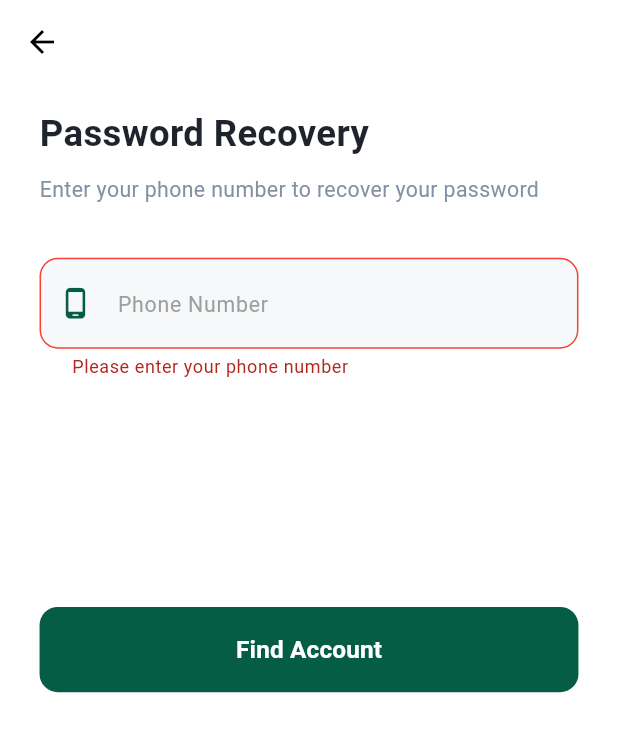
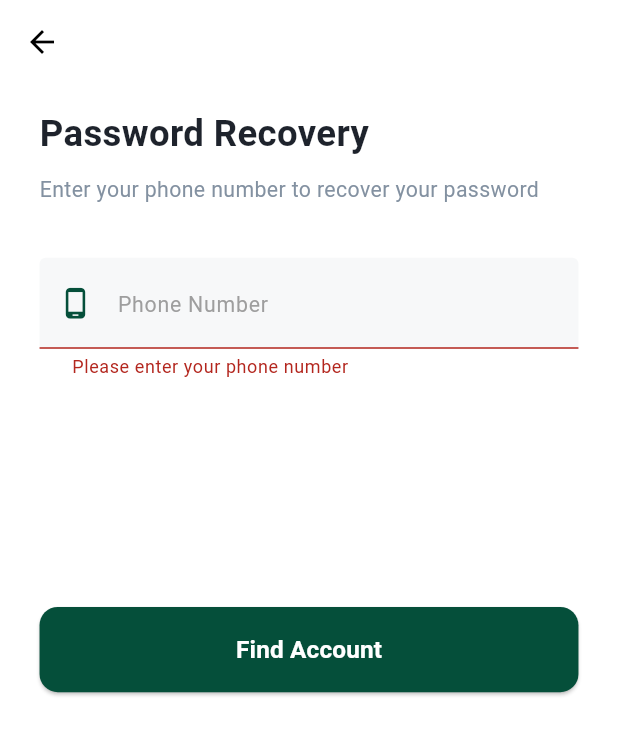
Before and after one commit to karonboshra-cloud/TransitWay, a Flutter app: the PasswordRecoveryScreen screen opened by its route, after a tap on "Find Account", on a phone screen of 412 x 824 dp. Shown: the top 735 px of the screen. Run offline on Flutter 3.47's test engine with Material 3 defaults, Android fonts, the phone set to English and light mode, and no system bars; our stand-ins replace flutter_bloc, flutter_screenutil, google_fonts, google_sign_in.

Commit message:
update forget password logic

```diff
--- a/lib/feature/forget_password/presentation/screens/recovery_screen.dart
+++ b/lib/feature/forget_password/presentation/screens/recovery_screen.dart
@@ -15,18 +15,14 @@ class _PasswordRecoveryScreenState extends State<PasswordRecoveryScreen> {
   final _formKey = GlobalKey<FormState>();
   bool _isLoading = false;
 
-  void _showErrorMessage(String message) {
+  void _showSnackBar(String message, bool isError) {
     ScaffoldMessenger.of(context).showSnackBar(
       SnackBar(
-        content: Text(
-          message,
-          style: TextStyle(fontSize: 14.sp, color: Colors.white, fontWeight: FontWeight.w500),
-          textAlign: TextAlign.center,
-        ),
-        backgroundColor: Colors.redAccent,
+        content: Text(message, textAlign: TextAlign.center),
+        backgroundColor: isError ? Colors.redAccent : const Color(0XFF054F3A),
         behavior: SnackBarBehavior.floating,
+        margin: EdgeInsets.all(20.w),
         shape: RoundedRectangleBorder(borderRadius: BorderRadius.circular(12.r)),
-        duration: const Duration(seconds: 3),
       ),
     );
   }
@@ -44,10 +40,7 @@ class _PasswordRecoveryScreenState extends State<PasswordRecoveryScreen> {
       appBar: AppBar(
           backgroundColor: Colors.transparent,
           elevation: 0,
-        leading: IconButton(
-          icon: const Icon(Icons.arrow_back, color: Colors.black),
-          onPressed: () => Navigator.pop(context),
-        ),
+          leading: const BackButton(color: Colors.black)
       ),
       body: SingleChildScrollView(
         padding: EdgeInsets.symmetric(horizontal: 24.w),
@@ -59,12 +52,12 @@ class _PasswordRecoveryScreenState extends State<PasswordRecoveryScreen> {
               SizedBox(height: 15.h),
               Text(
                   "Password Recovery",
-                style: TextStyle(fontSize: 24.sp, fontWeight: FontWeight.bold, color: const Color(0xFF1E232C)),
+                  style: TextStyle(fontSize: 24.sp, fontWeight: FontWeight.bold, color: const Color(0xFF1E232C))
               ),
               SizedBox(height: 10.h),
               Text(
                   "Enter your phone number to recover your password",
-                style: TextStyle(fontSize: 14.sp, color: const Color(0xFF8391A1)),
+                  style: TextStyle(fontSize: 14.sp, color: const Color(0xFF8391A1))
               ),
               SizedBox(height: 35.h),
 
@@ -73,26 +66,18 @@ class _PasswordRecoveryScreenState extends State<PasswordRecoveryScreen> {
                 keyboardType: TextInputType.phone,
                 decoration: InputDecoration(
                   contentPadding: EdgeInsets.symmetric(vertical: 18.h, horizontal: 16.w),
-                  prefixIcon: Icon(Icons.phone_android_outlined, color: const Color(0xFF065D45), size: 22.sp),
+                  prefixIcon: Icon(Icons.phone_android_outlined, color: const Color(0XFF054F3A), size: 22.sp),
                   hintText: "Phone Number",
                   hintStyle: TextStyle(color: Colors.grey, fontSize: 14.sp),
                   filled: true,
                   fillColor: const Color(0xFFF7F8F9),
                   enabledBorder: OutlineInputBorder(
                       borderRadius: BorderRadius.circular(12.r),
-                    borderSide: const BorderSide(color: Color(0xFFE8ECF4)),
+                      borderSide: const BorderSide(color: Color(0xFFE8ECF4))
                   ),
                   focusedBorder: OutlineInputBorder(
                       borderRadius: BorderRadius.circular(12.r),
-                    borderSide: const BorderSide(color: Color(0xFF065D45), width: 1.5),
-                  ),
-                  errorBorder: OutlineInputBorder(
-                    borderRadius: BorderRadius.circular(12.r),
-                    borderSide: const BorderSide(color: Colors.red, width: 1),
-                  ),
-                  focusedErrorBorder: OutlineInputBorder(
-                    borderRadius: BorderRadius.circular(12.r),
-                    borderSide: const BorderSide(color: Colors.red, width: 1.5),
+                      borderSide: const BorderSide(color: Color(0XFF054F3A), width: 1.5)
                   ),
                 ),
                 validator: (value) {
@@ -106,35 +91,35 @@ class _PasswordRecoveryScreenState extends State<PasswordRecoveryScreen> {
                 },
               ),
 
-              SizedBox(height: 150.h),
+              SizedBox(height: 150.h), // مسافة ثابتة لحل مشكلة الـ Spacer مع السكرول
 
               SizedBox(
                 width: double.infinity,
                 height: 56.h,
                 child: ElevatedButton(
                   style: ElevatedButton.styleFrom(
-                    backgroundColor: const Color(0xFF065D45),
-                    elevation: 0,
-                    shape: RoundedRectangleBorder(borderRadius: BorderRadius.circular(12.r)),
+                      backgroundColor: const Color(0XFF054F3A),
+                      shape: RoundedRectangleBorder(borderRadius: BorderRadius.circular(12.r))
                   ),
                   onPressed: _isLoading ? null : () async {
                     if (_formKey.currentState!.validate()) {
                       setState(() => _isLoading = true);
 
+                      // --- Skip API & Use Fake Data ---
                       await Future.delayed(const Duration(seconds: 1));
                       String? fakeEmail = "youssefmahmoud772@gmail.com";
 
-
                       setState(() => _isLoading = false);
 
-                      if (fakeEmail != null) {
-                        if (!mounted) return;
+                      if (fakeEmail != null && mounted) {
                         Navigator.push(
                           context,
                           MaterialPageRoute(
                             builder: (_) => ConfirmEmailScreen(fullEmail: fakeEmail),
                           ),
                         );
+                      } else if (mounted) {
+                        _showSnackBar("Could not find an account with this number", true);
                       }
                     }
                   },
```
Also changed, not shown: lib/feature/forget_password/data/forget_password_web_services.dart (+21 -7 lines). Lines whose indentation alone changed are shown as unchanged.
